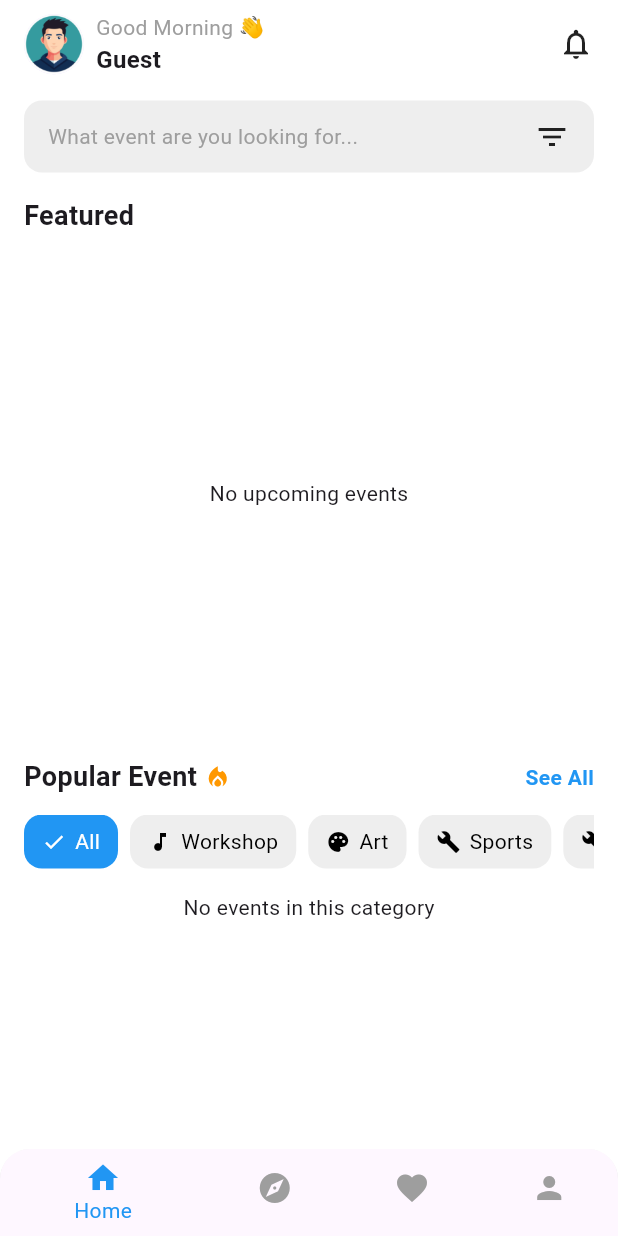
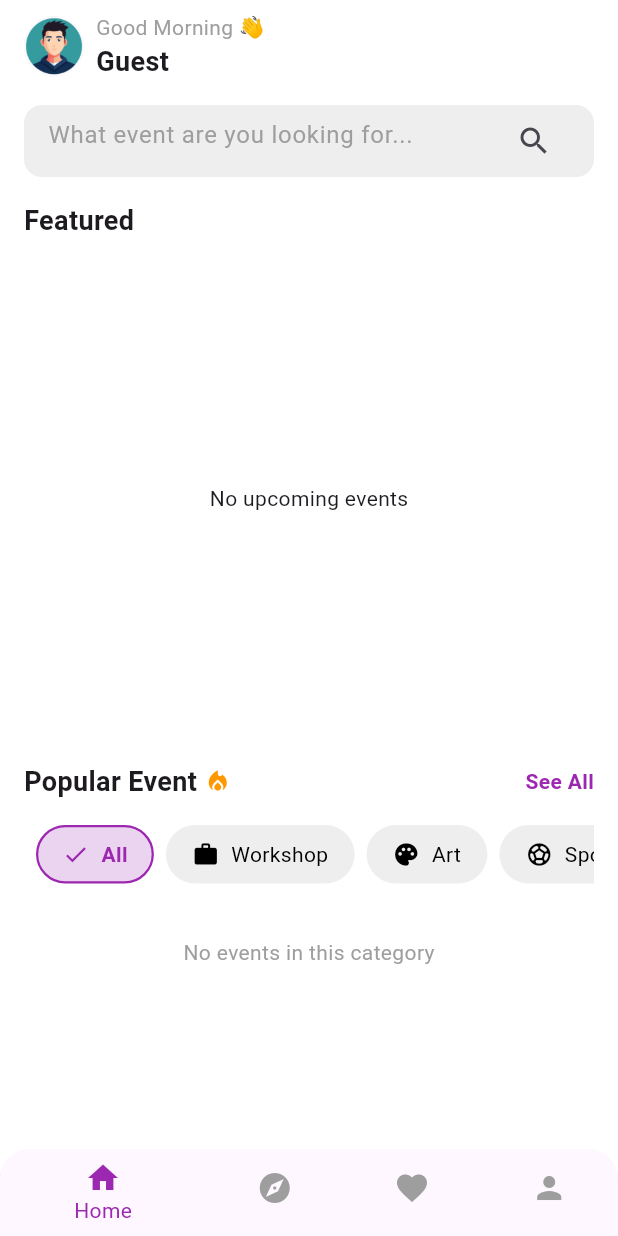
Before and after one commit to Aroba-Dar/eventease, a Flutter app: the HomePage screen opened by its route, on a phone screen of 412 x 824 dp. Run offline on Flutter 3.47's test engine with Material 3 defaults, Android fonts, the phone set to English and light mode, and no system bars; our stand-ins replace carousel_slider, location, permission_handler, qr_flutter, shared_preferences; missing offline and left inert: add_2_calendar, flutter_stripe; accounts and stored records are empty; network calls fail; Roboto replaces fonts that are missing (Arial).

Commit message:
ui enhanced

```diff
--- a/lib/auth/login.dart
+++ b/lib/auth/login.dart
@@ -108,6 +108,7 @@ class _LoginRegisterPageState extends State<LoginRegisterPage> {
   @override
   Widget build(BuildContext context) {
     return Scaffold(
+      backgroundColor: Colors.white,
       body: SingleChildScrollView(
         padding: const EdgeInsets.all(24),
         child: Column(
--- a/lib/category.dart
+++ b/lib/category.dart
@@ -5,6 +5,8 @@ class CategoryButton extends StatelessWidget {
   final String text;
   final bool selected;
   final VoidCallback? onTap;
+  final Color selectedColor;
+  final Color unselectedColor;
 
   const CategoryButton({
     super.key,
@@ -12,6 +14,8 @@ class CategoryButton extends StatelessWidget {
     required this.text,
     this.selected = false,
     this.onTap,
+    this.selectedColor = const Color.fromARGB(255, 156, 39, 176),
+    this.unselectedColor = Colors.grey,
   });
 
   @override
@@ -19,18 +23,32 @@ class CategoryButton extends StatelessWidget {
     return GestureDetector(
       onTap: onTap,
       child: Container(
-        padding: const EdgeInsets.symmetric(horizontal: 12, vertical: 8),
+        padding: const EdgeInsets.symmetric(horizontal: 16, vertical: 8),
         decoration: BoxDecoration(
-          color: selected ? Colors.blue : Colors.grey.shade200,
-          borderRadius: BorderRadius.circular(12),
+          color:
+              selected ? selectedColor.withOpacity(0.2) : Colors.grey.shade200,
+          borderRadius: BorderRadius.circular(20),
+          border: Border.all(
+            color: selected ? selectedColor : Colors.transparent,
+            width: 1.5,
+          ),
         ),
         child: Row(
+          mainAxisSize: MainAxisSize.min,
           children: [
-            Icon(icon, size: 16, color: selected ? Colors.white : Colors.black),
-            const SizedBox(width: 6),
-            Text(text,
-                style:
-                    TextStyle(color: selected ? Colors.white : Colors.black)),
+            Icon(
+              icon,
+              size: 18,
+              color: selected ? selectedColor : Colors.black,
+            ),
+            const SizedBox(width: 8),
+            Text(
+              text,
+              style: TextStyle(
+                color: selected ? selectedColor : Colors.black,
+                fontWeight: selected ? FontWeight.bold : FontWeight.normal,
+              ),
+            ),
           ],
         ),
       ),
@@ -41,28 +59,36 @@ class CategoryButton extends StatelessWidget {
 class CategoryBar extends StatelessWidget {
   final String selectedCategory;
   final Function(String) onCategorySelected;
+  final Color selectedColor;
 
   const CategoryBar({
     super.key,
     required this.selectedCategory,
     required this.onCategorySelected,
+    this.selectedColor = const Color.fromARGB(255, 156, 39, 176),
   });
 
   @override
   Widget build(BuildContext context) {
     final categories = [
       {'icon': Icons.check, 'text': 'All'},
-      {'icon': Icons.music_note, 'text': 'Workshop'},
+      {'icon': Icons.work, 'text': 'Workshop'},
       {'icon': Icons.palette, 'text': 'Art'},
-      {'icon': Icons.build, 'text': 'Sports'},
-      {'icon': Icons.build, 'text': 'Festival'},
-      {'icon': Icons.build, 'text': 'Music'},
+      {'icon': Icons.sports_soccer, 'text': 'Sports'},
+      {'icon': Icons.celebration, 'text': 'Festival'},
+      {'icon': Icons.music_note, 'text': 'Music'},
+      {'icon': Icons.food_bank, 'text': 'Food'},
+      {'icon': Icons.school, 'text': 'Education'},
     ];
 
     return SingleChildScrollView(
       scrollDirection: Axis.horizontal,
+      child: Padding(
+        padding: const EdgeInsets.symmetric(vertical: 4),
         child: Row(
-        children: categories.map((category) {
+          children: [
+            const SizedBox(width: 8), // Left padding
+            ...categories.map((category) {
               final text = category['text'] as String;
               return Padding(
                 padding: const EdgeInsets.only(right: 8),
@@ -71,9 +97,13 @@ class CategoryBar extends StatelessWidget {
                   text: text,
                   selected: selectedCategory == text,
                   onTap: () => onCategorySelected(text),
+                  selectedColor: selectedColor,
                 ),
               );
-        }).toList(),
+            }),
+            const SizedBox(width: 8), // Right padding
+          ],
+        ),
       ),
     );
   }
--- a/lib/e_ticket_page.dart
+++ b/lib/e_ticket_page.dart
@@ -78,7 +78,8 @@ class ETicketPage extends StatelessWidget {
 
             ElevatedButton(
               onPressed: () => _downloadTicket(context),
-              child: Text("Download Ticket"),
+              child: Text("Download Ticket",
+                  style: TextStyle(color: Color.fromARGB(255, 156, 39, 176))),
               style: ElevatedButton.styleFrom(
                 minimumSize: Size(double.infinity, 50),
               ),
--- a/lib/home_page.dart
+++ b/lib/home_page.dart
@@ -21,37 +21,57 @@ class _HomePageState extends State<HomePage> {
   bool isGuest = true;
   String selectedCategory = 'All';
   List<Event> allEvents = [];
+  final TextEditingController _searchController = TextEditingController();
+  bool isSearching = false;
 
   @override
   void initState() {
     super.initState();
     loadUserSession();
     fetchEvents();
+    _searchController.addListener(_onSearchChanged);
+  }
+
+  @override
+  void dispose() {
+    _searchController.removeListener(_onSearchChanged);
+    _searchController.dispose();
+    super.dispose();
+  }
+
+  void _onSearchChanged() {
+    setState(() {
+      isSearching = _searchController.text.isNotEmpty;
+    });
+  }
+
+  List<Event> _filterEvents(String query) {
+    return allEvents.where((event) {
+      return event.title.toLowerCase().contains(query.toLowerCase()) ||
+          event.location.toLowerCase().contains(query.toLowerCase()) ||
+          event.category.toLowerCase().contains(query.toLowerCase());
+    }).toList();
   }
 
   DateTime? parseCustomDate(String dateString) {
     try {
-      // Example format: "Mon, Jun 3 . 14:00 - 18:00 PM"
       final parts = dateString.split(' . ');
       if (parts.length != 2) return null;
 
-      final datePart = parts[0]; // "Mon, Jun 3"
-      final timePart = parts[1].split(' - ')[0]; // "14:00"
+      final datePart = parts[0];
+      final timePart = parts[1].split(' - ')[0];
 
       final now = DateTime.now();
       final year = now.year;
 
-      // Parse month and day from "Jun 3"
       final dateParts = datePart.split(', ')[1].split(' ');
-      final monthStr = dateParts[0]; // "Jun"
-      final day = int.parse(dateParts[1]); // 3
+      final monthStr = dateParts[0];
+      final day = int.parse(dateParts[1]);
 
-      // Parse time from "14:00"
       final timeParts = timePart.split(':');
       final hour = int.parse(timeParts[0]);
       final minute = int.parse(timeParts[1]);
 
-      // Convert month string to number
       const months = {
         'Jan': 1,
         'Feb': 2,
@@ -77,15 +97,28 @@ class _HomePageState extends State<HomePage> {
 
   Future<void> loadUserSession() async {
     final prefs = await SharedPreferences.getInstance();
-    final savedEmail = prefs.getString('email');
-    final guest = prefs.getBool('isGuest') ?? true;
+    final isGuest = prefs.getBool('isGuest') ?? true;
+    final isLoggedIn = prefs.getBool('isLoggedIn') ?? false;
+    final email = prefs.getString('userEmail');
 
     setState(() {
-      isGuest = guest;
+      this.isGuest = isGuest;
     });
 
-    if (!isGuest && savedEmail != null) {
-      fetchUserData(savedEmail);
+    if (!isGuest && isLoggedIn && email != null) {
+      final firstName = prefs.getString('firstName');
+      final lastName = prefs.getString('lastName');
+      final savedGender = prefs.getString('gender');
+
+      if (firstName != null && lastName != null) {
+        setState(() {
+          greeting = getGreeting();
+          displayName = '$firstName $lastName';
+          gender = savedGender ?? 'male';
+        });
+      } else {
+        await fetchUserData(email);
+      }
     } else {
       setGuestUser();
     }
@@ -112,6 +145,12 @@ class _HomePageState extends State<HomePage> {
       final response = await http.get(url);
       if (response.statusCode == 200) {
         final user = jsonDecode(response.body);
+        final prefs = await SharedPreferences.getInstance();
+
+        await prefs.setString('firstName', user['firstName'] ?? '');
+        await prefs.setString('lastName', user['lastName'] ?? '');
+        await prefs.setString('gender', user['gender'] ?? 'male');
+
         setState(() {
           greeting = getGreeting();
           displayName = '${user['firstName']} ${user['lastName']}';
@@ -145,7 +184,6 @@ class _HomePageState extends State<HomePage> {
   }
 
   List<Event> getFeaturedEvents() {
-    // Create a list of events with parsed dates
     final eventsWithDates = allEvents.map((event) {
       final parsedDate = parseCustomDate(event.dateTime);
       return {
@@ -155,7 +193,6 @@ class _HomePageState extends State<HomePage> {
       };
     }).toList();
 
-    // Filter out events with invalid dates and sort by date proximity
     final validEvents =
         eventsWithDates.where((e) => e['isValid'] as bool).toList();
 
@@ -166,14 +203,13 @@ class _HomePageState extends State<HomePage> {
       return aDate.difference(now).abs().compareTo(bDate.difference(now).abs());
     });
 
-    // Return only the first 4 valid events (closest to now)
     return validEvents.take(4).map((e) => e['event'] as Event).toList();
   }
 
   Widget _buildProfileAvatar() {
-    String imageAsset = gender == 'male'
-        ? 'assets/images/male.jpeg'
-        : 'assets/images/female.jpeg';
+    String imageAsset = gender.toLowerCase() == 'female'
+        ? 'assets/images/female.jpeg'
+        : 'assets/images/male.jpeg';
     return CircleAvatar(
       backgroundImage: AssetImage(imageAsset),
       radius: 20,
@@ -182,7 +218,9 @@ class _HomePageState extends State<HomePage> {
 
   @override
   Widget build(BuildContext context) {
-    final filteredEvents = getFilteredEvents();
+    final eventsToDisplay = isSearching
+        ? _filterEvents(_searchController.text)
+        : getFilteredEvents();
     final featuredEvents = getFeaturedEvents();
 
     return Scaffold(
@@ -193,10 +231,7 @@ class _HomePageState extends State<HomePage> {
           child: Column(
             crossAxisAlignment: CrossAxisAlignment.start,
             children: [
-              // Profile & Notification Row
-              Row(
-                mainAxisAlignment: MainAxisAlignment.spaceBetween,
-                children: [
+              // Profile Row
               Row(
                 children: [
                   _buildProfileAvatar(),
@@ -209,12 +244,9 @@ class _HomePageState extends State<HomePage> {
                               color: Colors.grey, fontSize: 14)),
                       Text(displayName,
                           style: const TextStyle(
-                                  fontSize: 16, fontWeight: FontWeight.bold)),
+                              fontSize: 18, fontWeight: FontWeight.bold)),
                     ],
                   ),
-                    ],
-                  ),
-                  const Icon(Icons.notifications_none, color: Colors.black87),
                 ],
               ),
               const SizedBox(height: 16),
@@ -225,25 +257,30 @@ class _HomePageState extends State<HomePage> {
                   color: Colors.grey.shade200,
                   borderRadius: BorderRadius.circular(12),
                 ),
-                padding:
-                    const EdgeInsets.symmetric(horizontal: 16, vertical: 12),
-                child: Row(
-                  mainAxisAlignment: MainAxisAlignment.spaceBetween,
-                  children: const [
-                    Text('What event are you looking for...',
-                        style: TextStyle(color: Colors.grey)),
-                    Icon(Icons.filter_list, color: Colors.black87),
-                  ],
+                padding: const EdgeInsets.symmetric(horizontal: 16),
+                child: TextField(
+                  controller: _searchController,
+                  decoration: InputDecoration(
+                    hintText: 'What event are you looking for...',
+                    hintStyle: const TextStyle(color: Colors.grey),
+                    border: InputBorder.none,
+                    suffixIcon: IconButton(
+                      icon: const Icon(Icons.search),
+                      onPressed: () {
+                        // Search functionality is handled by the listener
+                      },
+                    ),
+                  ),
                 ),
               ),
               const SizedBox(height: 16),
 
-              // Featured Header
+              // Featured Events (hidden when searching)
+              if (!isSearching) ...[
                 const Text('Featured',
-                  style: TextStyle(fontSize: 18, fontWeight: FontWeight.bold)),
+                    style:
+                        TextStyle(fontSize: 18, fontWeight: FontWeight.bold)),
                 const SizedBox(height: 12),
-
-              // Featured Events (Closest to current date/time)
                 SizedBox(
                   height: 320,
                   child: featuredEvents.isEmpty
@@ -260,7 +297,8 @@ class _HomePageState extends State<HomePage> {
                                 color: Colors.white,
                                 borderRadius: BorderRadius.circular(12),
                                 boxShadow: const [
-                                BoxShadow(color: Colors.black12, blurRadius: 5)
+                                  BoxShadow(
+                                      color: Colors.black12, blurRadius: 5)
                                 ],
                               ),
                               child: Column(
@@ -298,12 +336,15 @@ class _HomePageState extends State<HomePage> {
                                         Text(event.dateTime,
                                             style: const TextStyle(
                                                 fontSize: 12,
-                                              color: Colors.blue)),
+                                                color: Color.fromARGB(
+                                                    255, 156, 39, 176))),
                                         const SizedBox(height: 4),
                                         Row(
                                           children: [
                                             const Icon(Icons.location_on,
-                                              size: 14, color: Colors.blue),
+                                                size: 14,
+                                                color: Color.fromARGB(
+                                                    255, 156, 39, 176)),
                                             const SizedBox(width: 4),
                                             Text(event.location,
                                                 style: const TextStyle(
@@ -321,8 +362,10 @@ class _HomePageState extends State<HomePage> {
                         ),
                 ),
                 const SizedBox(height: 16),
+              ],
 
-              // Popular Events Header
+              // Popular Events Header (hidden when searching)
+              if (!isSearching) ...[
                 Row(
                   mainAxisAlignment: MainAxisAlignment.spaceBetween,
                   children: [
@@ -348,7 +391,7 @@ class _HomePageState extends State<HomePage> {
                         style: TextStyle(
                           fontSize: 14,
                           fontWeight: FontWeight.bold,
-                        color: Colors.blue,
+                          color: Color.fromARGB(255, 156, 39, 176),
                         ),
                       ),
                     ),
@@ -356,7 +399,7 @@ class _HomePageState extends State<HomePage> {
                 ),
                 const SizedBox(height: 12),
 
-              // 🔥 Dynamic Categories
+                // Categories (hidden when searching)
                 CategoryBar(
                   selectedCategory: selectedCategory,
                   onCategorySelected: (category) {
@@ -366,16 +409,27 @@ class _HomePageState extends State<HomePage> {
                   },
                 ),
                 const SizedBox(height: 16),
+              ],
 
-              // Popular Event Cards (Filtered)
-              filteredEvents.isEmpty
-                  ? const Center(child: Text('No events in this category'))
+              // Event Cards (shows search results when searching)
+              eventsToDisplay.isEmpty
+                  ? Center(
+                      child: Padding(
+                        padding: const EdgeInsets.all(16.0),
+                        child: Text(
+                          isSearching
+                              ? 'No events found for "${_searchController.text}"'
+                              : 'No events in this category',
+                          style: const TextStyle(color: Colors.grey),
+                        ),
+                      ),
+                    )
                   : ListView.builder(
                       shrinkWrap: true,
                       physics: const NeverScrollableScrollPhysics(),
-                      itemCount: filteredEvents.length,
+                      itemCount: eventsToDisplay.length,
                       itemBuilder: (context, index) {
-                        final event = filteredEvents[index];
+                        final event = eventsToDisplay[index];
                         return Container(
                           margin: const EdgeInsets.only(bottom: 12),
                           decoration: BoxDecoration(
@@ -409,12 +463,16 @@ class _HomePageState extends State<HomePage> {
                               crossAxisAlignment: CrossAxisAlignment.start,
                               children: [
                                 Text(event.dateTime,
-                                    style: const TextStyle(color: Colors.blue)),
+                                    style: const TextStyle(
+                                        color:
+                                            Color.fromARGB(255, 156, 39, 176))),
                                 const SizedBox(height: 4),
                                 Row(
                                   children: [
                                     const Icon(Icons.location_on,
-                                        size: 14, color: Colors.blue),
+                                        size: 14,
+                                        color:
+                                            Color.fromARGB(255, 156, 39, 176)),
                                     const SizedBox(width: 4),
                                     Text(event.location,
                                         style: const TextStyle(
@@ -434,7 +492,7 @@ class _HomePageState extends State<HomePage> {
       bottomNavigationBar: ClipRRect(
         borderRadius: const BorderRadius.vertical(top: Radius.circular(20)),
         child: BottomNavigationBar(
-          selectedItemColor: Colors.blue,
+          selectedItemColor: const Color.fromARGB(255, 156, 39, 176),
           unselectedItemColor: Colors.grey,
           items: const [
             BottomNavigationBarItem(icon: Icon(Icons.home), label: 'Home'),
--- a/pubspec.yaml
+++ b/pubspec.yaml
@@ -48,6 +48,11 @@ dependencies:
   stripe_android: ^11.5.0
   flutter_stripe: ^11.5.0
   dio: ^5.8.0+1
+  path_provider: ^2.1.5
+  open_file: ^3.5.10
+  intl: ^0.20.2
+  mobile_scanner: ^6.0.10
+  provider: ^6.1.4
 
 dev_dependencies:
   flutter_test:
```
Also changed, not shown: lib/event_detail_page.dart (+20 -7 lines), lib/payment_result_page.dart (+9 -6 lines), lib/popular_events.dart (+11 -5 lines), lib/review_summary_page.dart (+6 -2 lines), lib/seat_count_page.dart (+9 -4 lines), pubspec.lock, 3 other files. Lines whose indentation alone changed are shown as unchanged.
